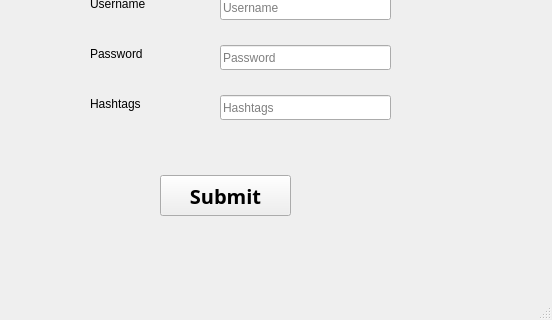
Old version of the form bot.ui in the repository kevinam99/Instagram-Like-Bot; both pictures show x 100 to 652 and y 95 to 415 of the 652 by 415 pixel window.
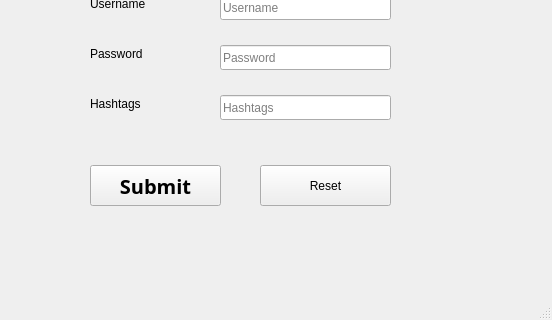
New version of the form. Icons and pictures are not drawn.

Commit message: Added reset button for text fields

```diff
--- a/bot.ui
+++ b/bot.ui
@@ -24,8 +24,8 @@
    <widget class="QPushButton" name="submit_button">
     <property name="geometry">
      <rect>
-      <x>260</x>
-      <y>270</y>
+      <x>190</x>
+      <y>260</y>
       <width>131</width>
       <height>41</height>
      </rect>
@@ -163,6 +163,19 @@
      <string>Hashtags</string>
     </property>
    </widget>
+   <widget class="QPushButton" name="pushButton">
+    <property name="geometry">
+     <rect>
+      <x>360</x>
+      <y>260</y>
+      <width>131</width>
+      <height>41</height>
+     </rect>
+    </property>
+    <property name="text">
+     <string>Reset</string>
+    </property>
+   </widget>
   </widget>
   <widget class="QStatusBar" name="statusbar"/>
  </widget>
```
